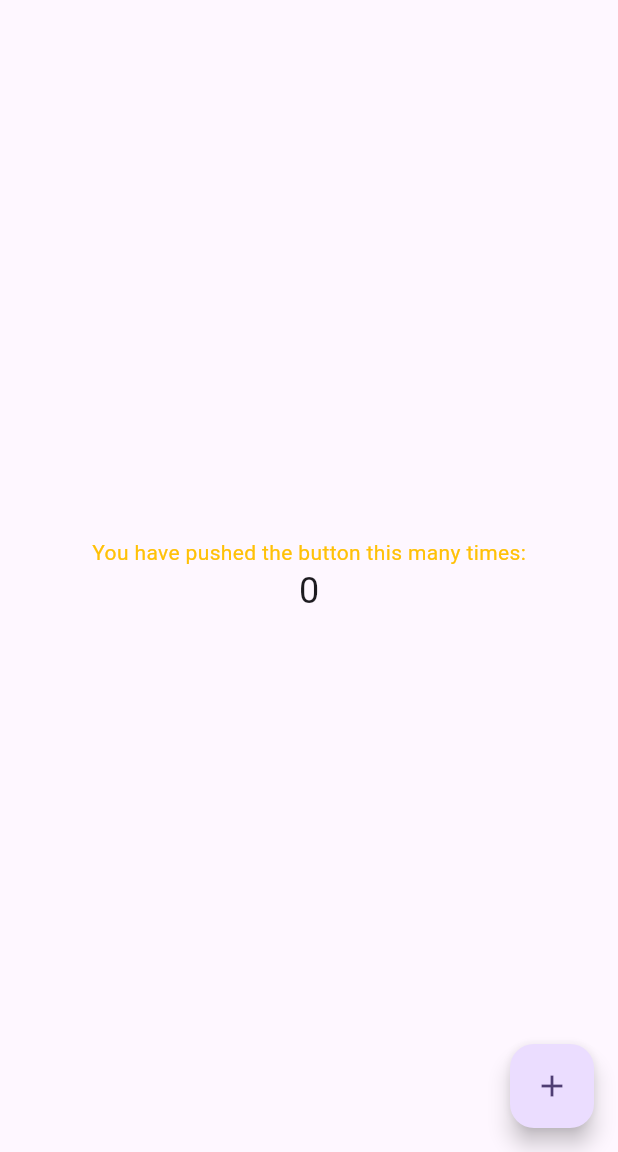
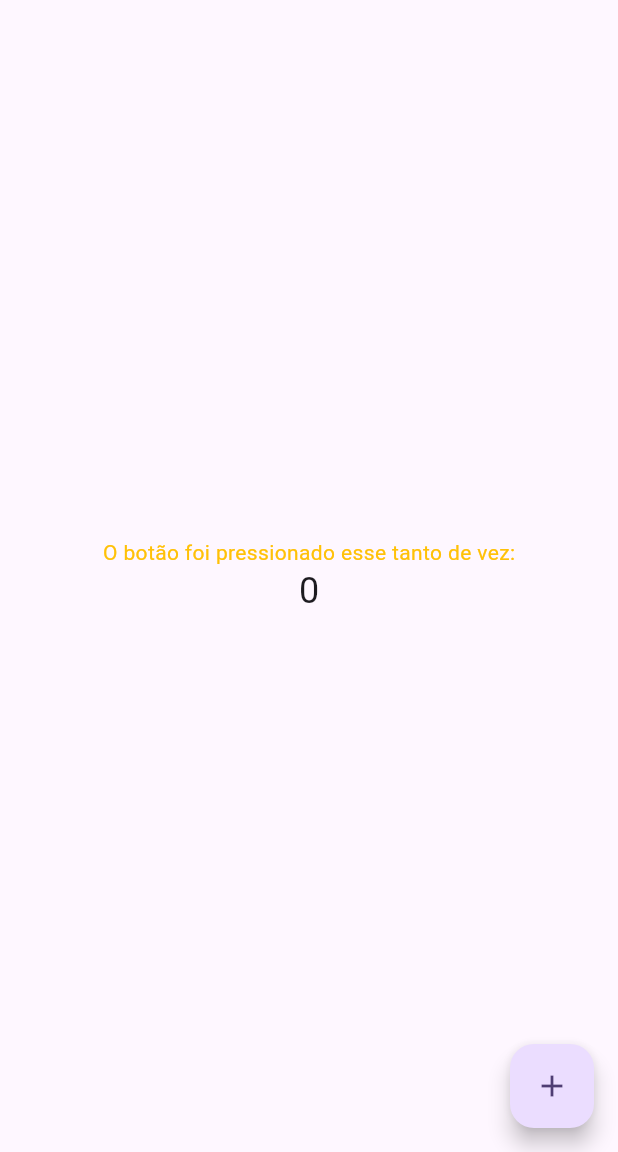
Before and after one commit to tduarte23/FlutterStudy, a Flutter app: the screen it shows after launch, on a phone screen of 412 x 824 dp, the part 84-1236 px from its top. Run offline on Flutter 3.47's test engine with Material 2 defaults, Android fonts, the phone set to English and light mode, and no system bars.

Commit message:
fix first

```diff
--- a/lib/main.dart
+++ b/lib/main.dart
@@ -106,12 +106,12 @@ class _MyHomePageState extends State<MyHomePage> {
           mainAxisAlignment: MainAxisAlignment.center,
           children: <Widget>[
             const Text(
-              'You have pushed the button this many times:',
+              'O botão foi pressionado esse tanto de vez:',
               style: TextStyle(color: Colors.amber),
             ),
             Text(
               '$_counter',
-              style: Theme.of(context).textTheme.headline5,
+              style: Theme.of(context).textTheme.headlineSmall,
             ),
           ],
         ),
```
